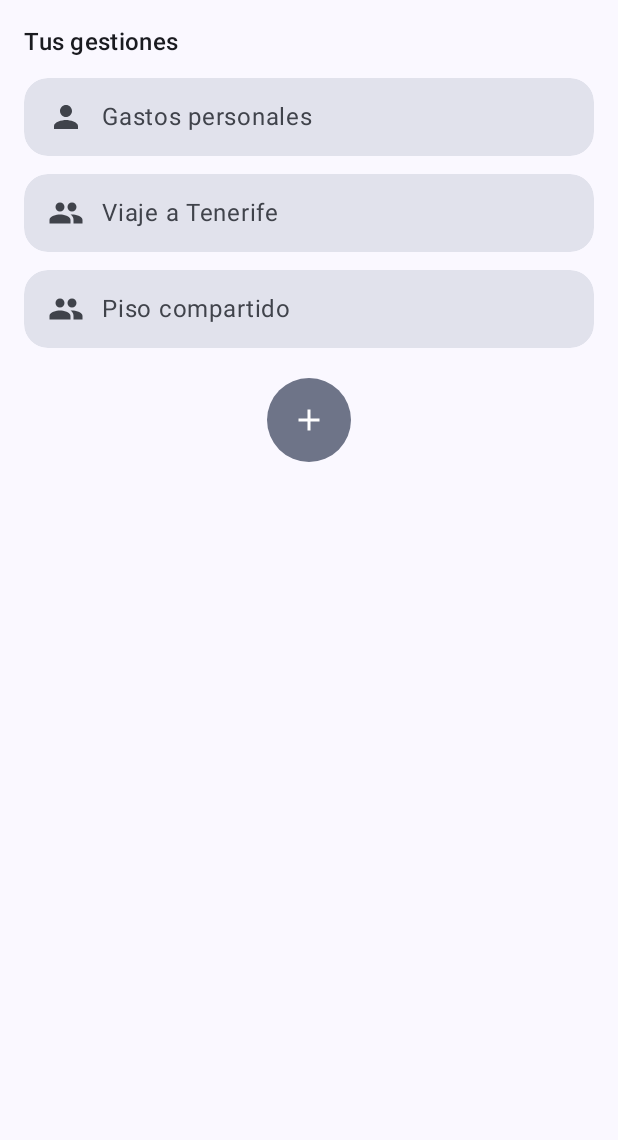
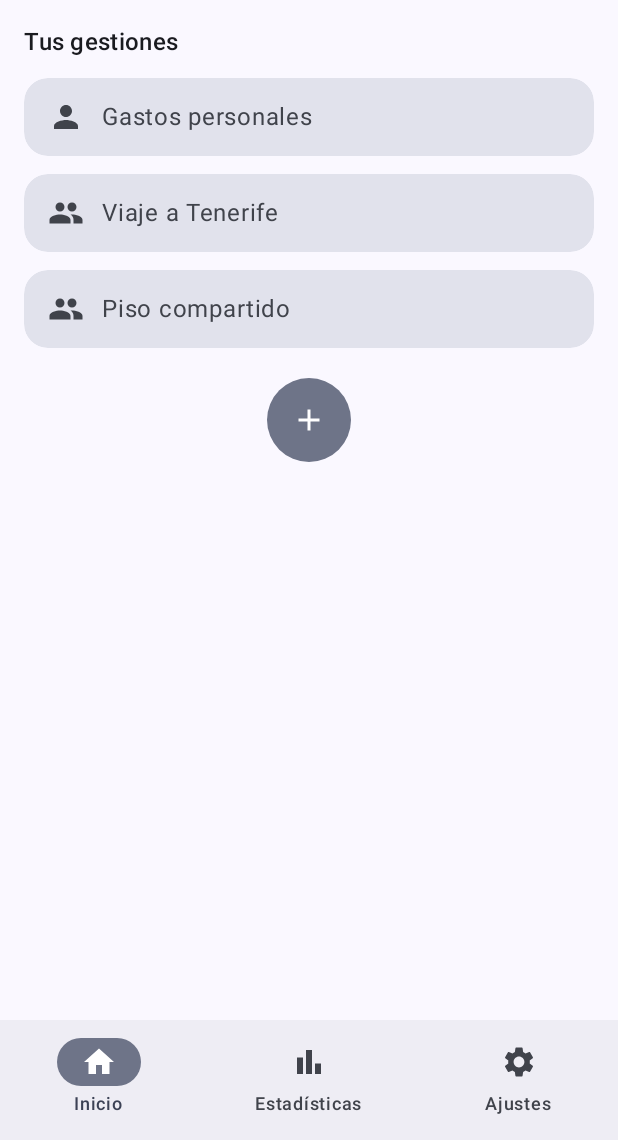
Before and after one commit to IsmaelYanes/PocketSplit, an Android app built with Jetpack Compose: the screen it shows after launch (MainActivity), after a tap on "Continuar", on a phone screen of 412 x 824 dp, the part 96-1236 px from its top. Run offline under Robolectric (Android 15) with nearby library versions, the phone set to English and light mode, and no system bars.

Commit message:
Añadidas barra de navegación inferior y pantallas provisionales de Ajustes y Estadísticas
La barra se muestra en todas las pantallas salvo el acceso. Inicio queda seleccionado también en Finanzas y Atrás vuelve a Inicio.

```diff
--- a/app/src/main/java/com/develop/pocketsplit/MainActivity.kt
+++ b/app/src/main/java/com/develop/pocketsplit/MainActivity.kt
@@ -12,9 +12,13 @@ import androidx.compose.material3.Surface
 import androidx.compose.ui.Modifier
 import androidx.navigation.compose.NavHost
 import androidx.navigation.compose.composable
+import androidx.navigation.compose.currentBackStackEntryAsState
 import androidx.navigation.compose.rememberNavController
+import com.develop.pocketsplit.ui.components.BottomNavigationBar
 import com.develop.pocketsplit.ui.navigation.Routes
 import com.develop.pocketsplit.ui.screen.FinanceScreen
+import com.develop.pocketsplit.ui.screen.SettingsScreen
+import com.develop.pocketsplit.ui.screen.StatisticsScreen
 import com.develop.pocketsplit.ui.screen.home.HomeScreen
 import com.develop.pocketsplit.ui.screen.login.LoginScreen
 import com.develop.pocketsplit.ui.theme.PocketSplitTheme
@@ -29,9 +33,25 @@ class MainActivity : ComponentActivity() {
                     modifier = Modifier.fillMaxSize(),
                     color = MaterialTheme.colorScheme.background
                 ) {
-                    Scaffold(modifier = Modifier.fillMaxSize()) { innerPadding ->
-                        val nav = rememberNavController()
+                    val nav = rememberNavController()
+                    val currentRoute = nav.currentBackStackEntryAsState().value?.destination?.route
 
+                    Scaffold(
+                        modifier = Modifier.fillMaxSize(),
+                        bottomBar = {
+                            if (currentRoute != null && currentRoute != Routes.LOGIN) {
+                                BottomNavigationBar(
+                                    currentRoute = currentRoute,
+                                    onNavigate = { route ->
+                                        nav.navigate(route) {
+                                            popUpTo(Routes.HOME)
+                                            launchSingleTop = true
+                                        }
+                                    }
+                                )
+                            }
+                        }
+                    ) { innerPadding ->
                         NavHost(
                             navController = nav,
                             startDestination = Routes.LOGIN,
@@ -57,6 +77,12 @@ class MainActivity : ComponentActivity() {
                             composable(Routes.FINANCE) {
                                 FinanceScreen(onBack = {nav.popBackStack()})
                             }
+                            composable(Routes.STATISTICS) {
+                                StatisticsScreen()
+                            }
+                            composable(Routes.SETTINGS) {
+                                SettingsScreen()
+                            }
                         }
                     }
                 }
--- /dev/null
+++ b/app/src/main/java/com/develop/pocketsplit/ui/components/BottomNavigationBar.kt
@@ -0,0 +1,50 @@
+package com.develop.pocketsplit.ui.components
+
+import androidx.annotation.StringRes
+import androidx.compose.material.icons.Icons
+import androidx.compose.material.icons.filled.BarChart
+import androidx.compose.material.icons.filled.Home
+import androidx.compose.material.icons.filled.Settings
+import androidx.compose.material3.Icon
+import androidx.compose.material3.NavigationBar
+import androidx.compose.material3.NavigationBarItem
+import androidx.compose.material3.Text
+import androidx.compose.runtime.Composable
+import androidx.compose.ui.Modifier
+import androidx.compose.ui.graphics.vector.ImageVector
+import androidx.compose.ui.res.stringResource
+import androidx.compose.ui.semantics.Role
+import androidx.compose.ui.semantics.role
+import androidx.compose.ui.semantics.semantics
+import com.develop.pocketsplit.R
+import com.develop.pocketsplit.ui.navigation.Routes
+
+private data class NavigationDestination(
+    val route: String,
+    @StringRes val label: Int,
+    val icon: ImageVector
+)
+
+@Composable
+fun BottomNavigationBar(currentRoute: String, onNavigate: (String) -> Unit) {
+    val destinations = listOf(
+        NavigationDestination(Routes.HOME, R.string.navigation_home, Icons.Default.Home),
+        NavigationDestination(Routes.STATISTICS, R.string.statistics_title, Icons.Default.BarChart),
+        NavigationDestination(Routes.SETTINGS, R.string.settings_title, Icons.Default.Settings)
+    )
+
+    NavigationBar {
+        destinations.forEach { destination ->
+            val selected = currentRoute == destination.route ||
+                (currentRoute == Routes.FINANCE && destination.route == Routes.HOME)
+            NavigationBarItem(
+                selected = selected,
+                onClick = { onNavigate(destination.route) },
+                // Inicio debe seguir siendo accionable en Finanzas aunque esté seleccionado.
+                modifier = Modifier.semantics { role = Role.Button },
+                icon = { Icon(imageVector = destination.icon, contentDescription = null) },
+                label = { Text(stringResource(destination.label)) }
+            )
+        }
+    }
+}
--- a/app/src/main/java/com/develop/pocketsplit/ui/navigation/Routes.kt
+++ b/app/src/main/java/com/develop/pocketsplit/ui/navigation/Routes.kt
@@ -5,4 +5,6 @@ object Routes {
     const val LOGIN = "login"
     const val HOME = "home"
     const val FINANCE ="finance"
+    const val STATISTICS = "statistics"
+    const val SETTINGS = "settings"
 }
--- a/app/src/main/res/values/strings.xml
+++ b/app/src/main/res/values/strings.xml
@@ -11,4 +11,12 @@
     <!-- Pantalla de inicio -->
     <string name="home_subtitle">Tus gestiones</string>
     <string name="home_add">Añadir gestión</string>
+
+    <!-- Navegación inferior -->
+    <string name="navigation_home">Inicio</string>
+
+    <!-- Pantallas provisionales -->
+    <string name="statistics_title">Estadísticas</string>
+    <string name="statistics_pending">Esta pantalla está pendiente de desarrollo.</string>
+    <string name="settings_title">Ajustes</string>
 </resources>
```
Also changed, not shown: app/src/main/java/com/develop/pocketsplit/ui/screen/SettingsScreen.kt (added, +77 -0 lines), app/src/main/java/com/develop/pocketsplit/ui/screen/StatisticsScreen.kt (added, +40 -0 lines).
